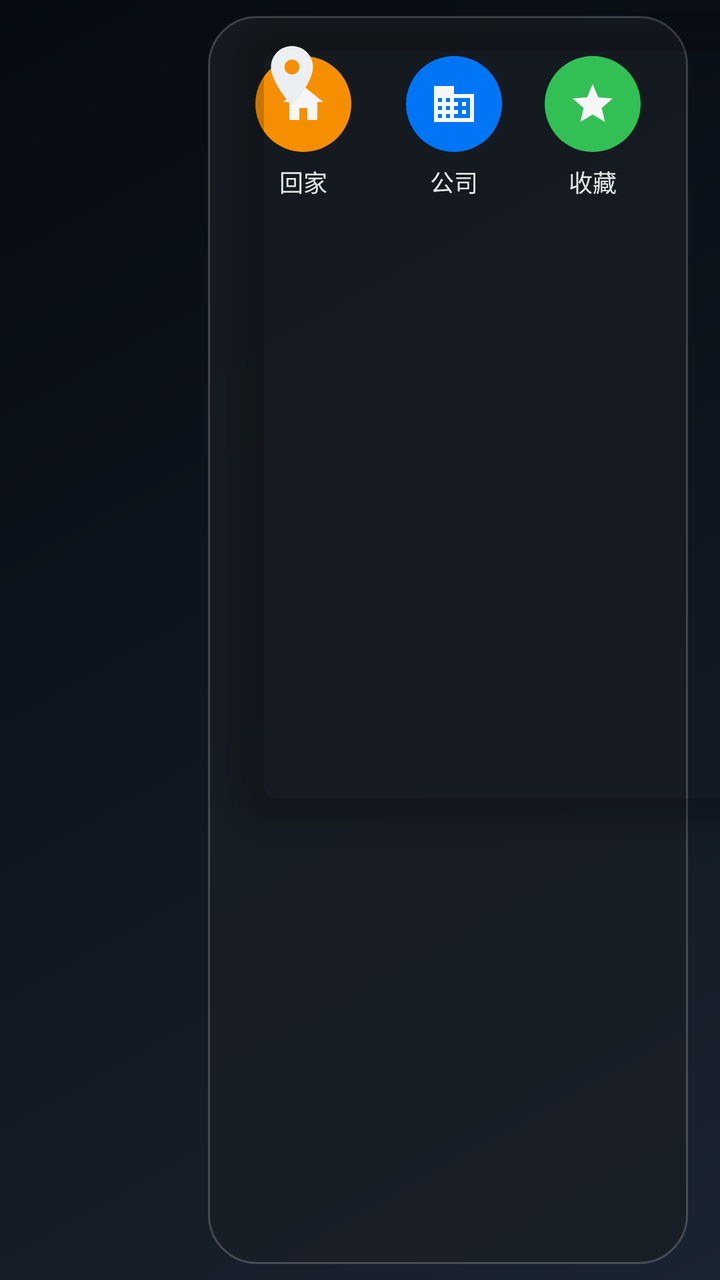
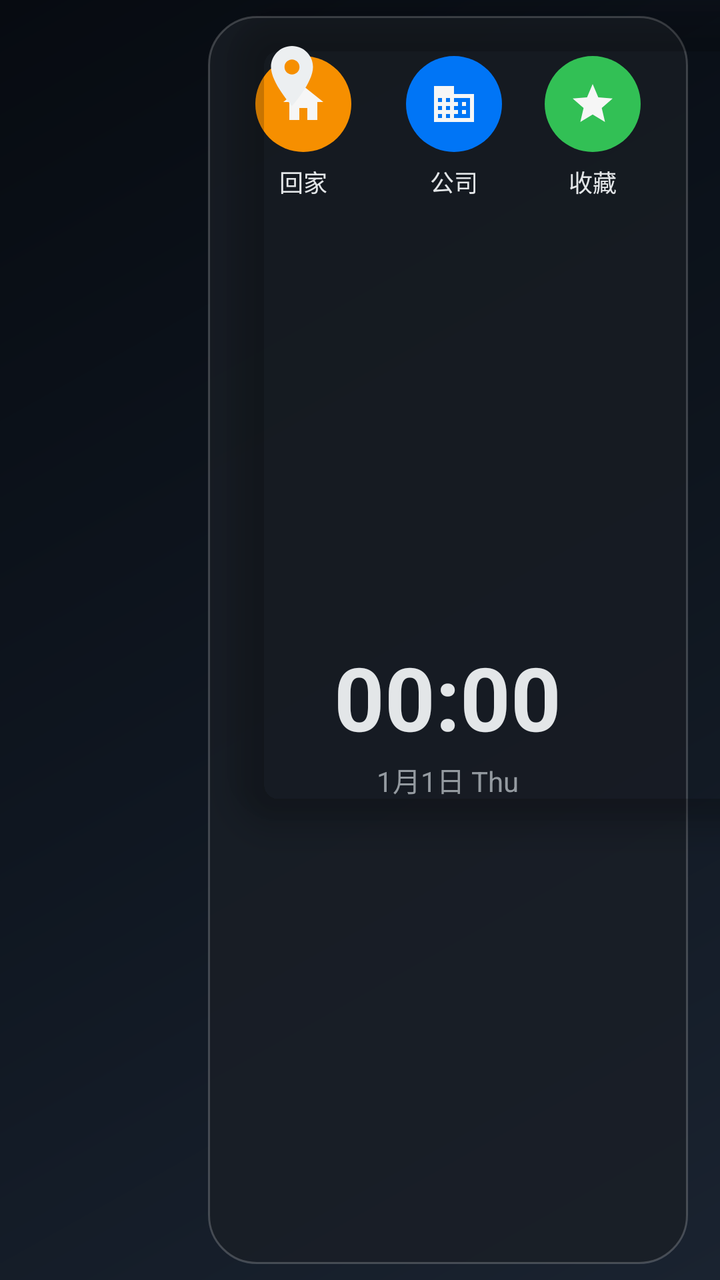

Two renders of the same Android screen: before a commit and after it. Below are the layout's source before the change and the commit's diff.
<!-- AndroidManifest.xml: application theme Theme.NUI -->
<!-- res/layout/page_desktop.xml -->
<?xml version="1.0" encoding="utf-8"?>
<FrameLayout xmlns:android="http://schemas.android.com/apk/res/android"
    xmlns:app="http://schemas.android.com/apk/res-auto"
    android:layout_width="match_parent"
    android:layout_height="match_parent">

    
    <com.google.android.material.card.MaterialCardView
        android:id="@+id/mapPanel"
        android:layout_width="600dp"
        android:layout_height="400dp"
        android:layout_marginStart="116dp"
        android:layout_marginTop="8dp"
        app:cardCornerRadius="24dp"
        app:cardElevation="10dp"
        app:cardBackgroundColor="@android:color/transparent"
        app:strokeWidth="0dp">

        <FrameLayout
            android:id="@+id/mapContainer"
            android:layout_width="match_parent"
            android:layout_height="match_parent"
            android:background="@android:color/transparent" />

        <ImageButton
            android:id="@+id/btnSwitchMap"
            android:layout_width="40dp"
            android:layout_height="40dp"
            android:layout_gravity="top|start"
            android:layout_margin="10dp"
            android:background="@drawable/bg_dock_item"
            android:contentDescription="@string/dock_map"
            android:scaleType="centerInside"
            android:src="@drawable/ic_dock_map"
            android:tint="@color/text_primary" />
    </com.google.android.material.card.MaterialCardView>

    
    <LinearLayout
        android:id="@+id/rightPanel"
        android:layout_width="240dp"
        android:layout_height="match_parent"
        android:layout_gravity="top|end"
        android:orientation="vertical"
        android:padding="16dp"
        android:layout_marginTop="8dp"
        android:layout_marginBottom="8dp"
        android:layout_marginEnd="16dp"
        android:background="@drawable/bg_panel">

        
        <LinearLayout
            android:id="@+id/navRow"
            android:layout_width="match_parent"
            android:layout_height="wrap_content"
            android:orientation="horizontal"
            android:gravity="center">

            <LinearLayout
                android:id="@+id/btnNavHome"
                android:layout_width="0dp"
                android:layout_height="wrap_content"
                android:layout_weight="1"
                android:layout_marginEnd="6dp"
                android:orientation="vertical"
                android:gravity="center"
                android:clickable="true"
                android:focusable="true"
                android:background="?attr/selectableItemBackgroundBorderless"
                android:paddingTop="4dp"
                android:paddingBottom="4dp">

                <ImageView
                    android:id="@+id/navIconHome"
                    android:layout_width="48dp"
                    android:layout_height="48dp"
                    android:scaleType="centerInside"
                    android:background="@drawable/bg_nav_home_circle"
                    android:tint="#FFFFFF"
                    android:padding="10dp"
                    android:src="@drawable/ic_nav_home" />

                <TextView
                    android:id="@+id/navLabelHome"
                    android:layout_width="wrap_content"
                    android:layout_height="wrap_content"
                    android:layout_marginTop="6dp"
                    android:text="回家"
                    android:textSize="12sp"
                    android:textColor="@color/text_primary"
                    android:maxLines="1"
                    android:ellipsize="end" />
            </LinearLayout>

            <LinearLayout
                android:id="@+id/btnNavCompany"
                android:layout_width="0dp"
                android:layout_height="wrap_content"
                android:layout_weight="1"
                android:layout_marginStart="6dp"
                android:orientation="vertical"
                android:gravity="center"
                android:clickable="true"
                android:focusable="true"
                android:background="?attr/selectableItemBackgroundBorderless"
                android:paddingTop="4dp"
                android:paddingBottom="4dp">

                <ImageView
                    android:id="@+id/navIconCompany"
                    android:layout_width="48dp"
                    android:layout_height="48dp"
                    android:scaleType="centerInside"
                    android:background="@drawable/bg_nav_company_circle"
                    android:tint="#FFFFFF"
                    android:padding="10dp"
                    android:src="@drawable/ic_nav_company" />

                <TextView
                    android:id="@+id/navLabelCompany"
                    android:layout_width="wrap_content"
                    android:layout_height="wrap_content"
                    android:layout_marginTop="6dp"
                    android:text="公司"
                    android:textSize="12sp"
                    android:textColor="@color/text_primary"
                    android:maxLines="1"
                    android:ellipsize="end" />
            </LinearLayout>

            <LinearLayout
                android:id="@+id/btnNavFavorite"
                android:layout_width="0dp"
                android:layout_height="wrap_content"
                android:layout_weight="1"
                android:layout_marginStart="6dp"
                android:orientation="vertical"
                android:gravity="center"
                android:clickable="true"
                android:focusable="true"
                android:background="?attr/selectableItemBackgroundBorderless"
                android:paddingTop="4dp"
                android:paddingBottom="4dp">

                <ImageView
                    android:id="@+id/navIconFavorite"
                    android:layout_width="48dp"
                    android:layout_height="48dp"
                    android:scaleType="centerInside"
                    android:background="@drawable/bg_nav_favorite_circle"
                    android:tint="#FFFFFF"
                    android:padding="10dp"
                    android:src="@drawable/ic_nav_favorite" />

                <TextView
                    android:id="@+id/navLabelFavorite"
                    android:layout_width="wrap_content"
                    android:layout_height="wrap_content"
                    android:layout_marginTop="6dp"
                    android:text="收藏"
                    android:textSize="12sp"
                    android:textColor="@color/text_primary"
                    android:maxLines="1"
                    android:ellipsize="end" />
            </LinearLayout>
        </LinearLayout>

        
            
            <include
                android:id="@+id/navInfoOverlay"
                layout="@layout/view_nav_info"
                android:layout_width="match_parent"
                android:layout_height="wrap_content" />

        
        <LinearLayout
            android:layout_width="match_parent"
            android:layout_height="0dp"
            android:layout_weight="1"
            android:orientation="vertical"
            android:gravity="center"
            android:layout_marginTop="8dp">

            <TextView
                android:id="@+id/weatherText"
                android:layout_width="wrap_content"
                android:layout_height="wrap_content"
                android:textSize="14sp"
                android:textColor="@color/text_secondary"
                android:layout_marginTop="2dp"
                android:visibility="gone" />
        </LinearLayout>

        
        <com.google.android.material.card.MaterialCardView
            android:id="@+id/musicPanel"
            android:layout_width="match_parent"
            android:layout_height="wrap_content"
            android:layout_marginTop="8dp"
            app:cardCornerRadius="16dp"
            app:cardElevation="6dp"
            app:cardBackgroundColor="@color/map_bg"
            app:strokeWidth="0dp">

            <FrameLayout
                android:id="@+id/musicContainer"
                android:layout_width="match_parent"
                android:layout_height="match_parent" />
        </com.google.android.material.card.MaterialCardView>
    </LinearLayout>
</FrameLayout>
<!-- res/layout/view_nav_info.xml (included above) -->
<?xml version="1.0"?>
<LinearLayout xmlns:android="http://schemas.android.com/apk/res/android"
    android:layout_width="match_parent"
    android:layout_height="wrap_content"
    android:orientation="vertical"
    android:gravity="center_horizontal"
    android:background="@drawable/bg_nav_card"
    android:paddingStart="12dp"
    android:paddingEnd="12dp"
    android:paddingTop="10dp"
    android:paddingBottom="12dp"
    android:visibility="gone">

    
    <LinearLayout
        android:id="@+id/navInfoNavBlock"
        android:layout_width="match_parent"
        android:layout_height="wrap_content"
        android:orientation="vertical"
        android:gravity="center_horizontal"
        android:visibility="gone">

        
        <LinearLayout
            android:layout_width="match_parent"
            android:layout_height="wrap_content"
            android:orientation="horizontal"
            android:gravity="center">

            <ImageView
                android:id="@+id/navInfoTurn"
                android:layout_width="56dp"
                android:layout_height="56dp"
                android:scaleType="centerInside"
                android:contentDescription="转向"
                android:visibility="gone" />

            <TextView
                android:id="@+id/navInfoDest"
                android:layout_width="0dp"
                android:layout_height="wrap_content"
                android:layout_weight="1"
                android:layout_marginStart="8dp"
                android:text="回家"
                android:textSize="18sp"
                android:textStyle="bold"
                android:textColor="#FFFFFF"
                android:maxLines="1"
                android:ellipsize="end" />
        </LinearLayout>

        
        <TextView
            android:id="@+id/navInfoEta"
            android:layout_width="wrap_content"
            android:layout_height="wrap_content"
            android:layout_marginTop="2dp"
            android:text="23分钟 · 12公里"
            android:textSize="26sp"
            android:textStyle="bold"
            android:textColor="#FFFFFF"
            android:maxLines="1"
            android:ellipsize="end" />

        
        <LinearLayout
            android:id="@+id/navInfoCamera"
            android:layout_width="wrap_content"
            android:layout_height="wrap_content"
            android:layout_marginTop="6dp"
            android:background="@drawable/bg_nav_camera"
            android:paddingStart="10dp"
            android:paddingEnd="12dp"
            android:paddingTop="4dp"
            android:paddingBottom="4dp"
            android:gravity="center_vertical"
            android:orientation="horizontal"
            android:visibility="gone">

            <ImageView
                android:id="@+id/navInfoCameraIcon"
                android:layout_width="38dp"
                android:layout_height="38dp"
                android:background="@drawable/camera_shape"
                android:contentDescription="@null"
                android:src="@drawable/camera_default" />

            <TextView
                android:id="@+id/navInfoCameraText"
                android:layout_width="wrap_content"
                android:layout_height="wrap_content"
                android:layout_marginStart="6dp"
                android:text="300米测速 限速60"
                android:textSize="24sp"
                android:textStyle="bold"
                android:textColor="#FFD54F"
                android:maxLines="1"
                android:ellipsize="end" />
        </LinearLayout>

        
        <TextView
            android:id="@+id/navInfoExit"
            android:layout_width="wrap_content"
            android:layout_height="wrap_content"
            android:layout_marginTop="4dp"
            android:text="出口 郑州 · 2公里"
            android:textSize="18sp"
            android:textStyle="bold"
            android:textColor="#FFFFFF"
            android:maxLines="1"
            android:ellipsize="end"
            android:visibility="gone" />

        
        <TextView
            android:id="@+id/navInfoTmc"
            android:layout_width="wrap_content"
            android:layout_height="wrap_content"
            android:layout_marginTop="4dp"
            android:text="前方800米 拥堵"
            android:textSize="18sp"
            android:textStyle="bold"
            android:textColor="#FF5252"
            android:maxLines="1"
            android:ellipsize="end"
            android:visibility="gone" />

        
        <LinearLayout
            android:layout_width="wrap_content"
            android:layout_height="wrap_content"
            android:layout_marginTop="6dp"
            android:gravity="center_vertical"
            android:orientation="horizontal">

            <TextView
                android:id="@+id/navSpeedCircle"
                android:layout_width="64dp"
                android:layout_height="64dp"
                android:background="@drawable/bg_speed_circle"
                android:gravity="center"
                android:text="65"
                android:textSize="36sp"
                android:textStyle="bold"
                android:textColor="#FFFFFF"
                android:maxLines="1" />

            
            <TextView
                android:id="@+id/navLimitCircle"
                android:layout_width="64dp"
                android:layout_height="64dp"
                android:layout_marginStart="14dp"
                android:background="@drawable/bg_speed_limit"
                android:gravity="center"
                android:text="60"
                android:textSize="36sp"
                android:textStyle="bold"
                android:textColor="#1C1C1E"
                android:maxLines="1"
                android:visibility="gone" />
        </LinearLayout>
    </LinearLayout>

    
    <LinearLayout
        android:id="@+id/navInfoCruiseBlock"
        android:layout_width="match_parent"
        android:layout_height="wrap_content"
        android:orientation="vertical"
        android:gravity="center_horizontal"
        android:visibility="gone">

        
        <LinearLayout
            android:id="@+id/cruiseRow"
            android:layout_width="wrap_content"
            android:layout_height="wrap_content"
            android:gravity="center_vertical"
            android:orientation="horizontal">

            <TextView
                android:id="@+id/cruiseSpeed"
                android:layout_width="64dp"
                android:layout_height="64dp"
                android:background="@drawable/bg_speed_circle"
                android:gravity="center"
                android:text="65"
                android:textSize="36sp"
                android:textStyle="bold"
                android:textColor="#FFFFFF"
                android:maxLines="1" />

            
            <TextView
                android:id="@+id/cruiseLimit"
                android:layout_width="64dp"
                android:layout_height="64dp"
                android:layout_marginStart="14dp"
                android:background="@drawable/bg_speed_limit"
                android:gravity="center"
                android:text="60"
                android:textSize="36sp"
                android:textStyle="bold"
                android:textColor="#1C1C1E"
                android:maxLines="1"
                android:visibility="gone" />
        </LinearLayout>

        
        <LinearLayout
            android:id="@+id/cruiseCamOther"
            android:layout_width="wrap_content"
            android:layout_height="wrap_content"
            android:layout_marginTop="6dp"
            android:gravity="center_vertical"
            android:orientation="horizontal"
            android:visibility="gone">

            <ImageView
                android:id="@+id/cruiseCamOtherIcon"
                android:layout_width="38dp"
                android:layout_height="38dp"
                android:background="@drawable/camera_shape"
                android:contentDescription="@null"
                android:src="@drawable/camera_light" />

            <TextView
                android:id="@+id/cruiseCamOtherText"
                android:layout_width="wrap_content"
                android:layout_height="wrap_content"
                android:layout_marginStart="8dp"
                android:text="300米"
                android:textSize="40sp"
                android:textColor="#FFFFFF"
                android:maxLines="1"
                android:ellipsize="end" />
        </LinearLayout>

        
        <LinearLayout
            android:id="@+id/cruiseLight"
            android:layout_width="wrap_content"
            android:layout_height="wrap_content"
            android:layout_marginTop="6dp"
            android:gravity="center_vertical"
            android:orientation="horizontal"
            android:visibility="gone" />
    </LinearLayout>
</LinearLayout>
<!-- resources referenced by this layout -->
<resources>
  <color name="map_bg">#0B1426</color>
  <color name="text_primary">#ECEFF1</color>
  <color name="text_secondary">#9AA0A6</color>
  <!-- drawable bg_dock_item (drawable) -->
  <?xml version="1.0" encoding="utf-8"?>
  <ripple xmlns:android="http://schemas.android.com/apk/res/android"
      android:color="#33FFFFFF">
      <item android:id="@android:id/mask">
          <shape android:shape="rectangle">
              <solid android:color="@android:color/white" />
              <corners android:radius="16dp" />
          </shape>
      </item>
  </ripple>
  <!-- drawable bg_nav_camera (drawable) -->
  <?xml version="1.0" encoding="utf-8"?>
  <shape xmlns:android="http://schemas.android.com/apk/res/android"
      android:shape="rectangle">
      <solid android:color="#4D8B1A1A" />
      <corners android:radius="10dp" />
      <stroke
          android:width="1dp"
          android:color="#80FFD54F" />
  </shape>
  <!-- drawable bg_nav_card (drawable) -->
  <?xml version="1.0" encoding="utf-8"?>
  <shape xmlns:android="http://schemas.android.com/apk/res/android"
      android:shape="rectangle">
      <solid android:color="#E61B2432" />
      <corners android:radius="16dp" />
      <stroke
          android:width="2dp"
          android:color="#4D8AB4F8" />
  </shape>
  <!-- drawable bg_nav_company_circle (drawable) -->
  <?xml version="1.0" encoding="utf-8"?>
  <shape xmlns:android="http://schemas.android.com/apk/res/android"
      android:shape="oval">
      <solid android:color="#007AFF" />
  </shape>
  <!-- drawable bg_nav_favorite_circle (drawable) -->
  <?xml version="1.0" encoding="utf-8"?>
  <shape xmlns:android="http://schemas.android.com/apk/res/android"
      android:shape="oval">
      <solid android:color="#34C759" />
  </shape>
  <!-- drawable bg_nav_home_circle (drawable) -->
  <?xml version="1.0" encoding="utf-8"?>
  <shape xmlns:android="http://schemas.android.com/apk/res/android"
      android:shape="oval">
      <solid android:color="#FF9500" />
  </shape>
  <!-- drawable bg_panel (drawable) -->
  <?xml version="1.0" encoding="utf-8"?>
  <shape xmlns:android="http://schemas.android.com/apk/res/android"
      android:shape="rectangle">
      
      <solid android:color="@color/panel_bg" />
      <corners android:radius="24dp" />
      <stroke
          android:width="1dp"
          android:color="@color/divider" />
  </shape>
  <!-- drawable bg_speed_circle (drawable) -->
  <?xml version="1.0" encoding="utf-8"?>
  <shape xmlns:android="http://schemas.android.com/apk/res/android"
      android:shape="oval">
      <solid android:color="#000000" />
      <stroke
          android:width="3dp"
          android:color="#2196F3" />
  </shape>
  <!-- drawable bg_speed_limit (drawable) -->
  <?xml version="1.0" encoding="utf-8"?>
  <shape xmlns:android="http://schemas.android.com/apk/res/android"
      android:shape="oval">
      <solid android:color="#FFFFFF" />
      <stroke
          android:width="4dp"
          android:color="#E53935" />
  </shape>
  <!-- drawable ic_nav_favorite (drawable) -->
  <?xml version="1.0" encoding="utf-8"?>
  <vector xmlns:android="http://schemas.android.com/apk/res/android"
      android:width="24dp"
      android:height="24dp"
      android:viewportWidth="24"
      android:viewportHeight="24"
      android:tint="#FFFFFF">
      <path
          android:fillColor="#FFFFFFFF"
          android:pathData="M12,17.27L18.18,21l-1.64,-7.03L22,9.24l-7.19,-0.61L12,2 9.19,8.63 2,9.24l5.46,4.73L5.82,21z" />
  </vector>
  <!-- drawable ic_nav_home (drawable) -->
  <?xml version="1.0" encoding="utf-8"?>
  <vector xmlns:android="http://schemas.android.com/apk/res/android"
      android:width="24dp"
      android:height="24dp"
      android:viewportWidth="24"
      android:viewportHeight="24"
      android:tint="#FFFFFF">
      <path
          android:fillColor="#FFFFFFFF"
          android:pathData="M10,20v-6h4v6h5v-9h3L12,3 2,11h3v9z" />
  </vector>
  <string name="dock_map">地图</string>
  <color name="panel_bg">#CC1A1F26</color>
  <color name="divider">#33FFFFFF</color>
  <color name="accent">#00C5D3</color>
  <!-- unchanged entries left out for length: 7 -->
</resources>

<!-- the commit's change to res/layout/page_desktop.xml (unified diff, before → after) -->
@@ -181,6 +181,26 @@
             android:orientation="vertical"
             android:gravity="center"
             android:layout_marginTop="8dp">
+
+            <TextClock
+                android:id="@+id/clockTime"
+                android:layout_width="wrap_content"
+                android:layout_height="wrap_content"
+                android:format12Hour="HH:mm"
+                android:format24Hour="HH:mm"
+                android:textSize="44sp"
+                android:textColor="@color/text_primary"
+                android:textStyle="bold" />
+
+            <TextClock
+                android:id="@+id/clockDate"
+                android:layout_width="wrap_content"
+                android:layout_height="wrap_content"
+                android:format12Hour="M月d日 EEE"
+                android:format24Hour="M月d日 EEE"
+                android:textSize="14sp"
+                android:textColor="@color/text_secondary"
+                android:layout_marginTop="2dp" />
 
             <TextView
                 android:id="@+id/weatherText"
